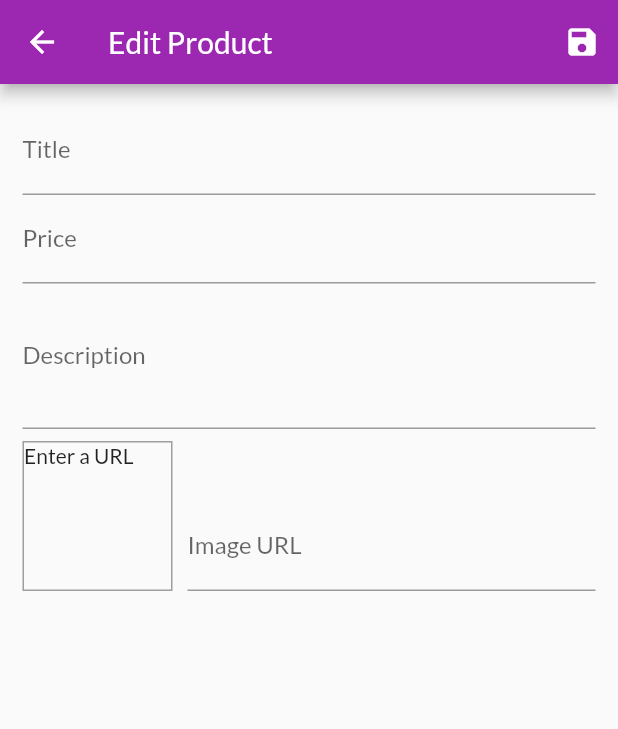
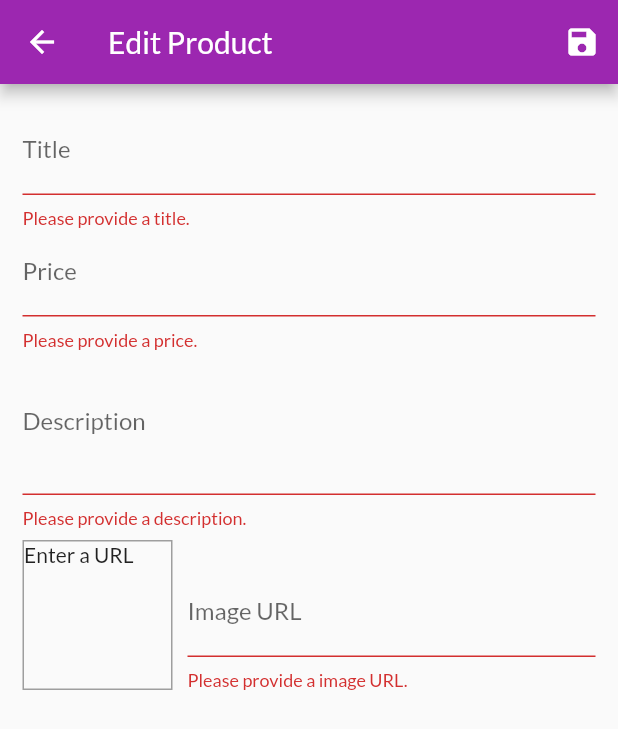
Before and after one commit to scrumptiousdev/flutterShopApp, a Flutter app: the EditProductPage screen opened by its route, after a tap on the "save" icon, on a phone screen of 412 x 824 dp. Shown: the top 729 px of the screen. Run offline on Flutter 3.47's test engine with Material 2 defaults, Android fonts, the phone set to English and light mode, and no system bars; network calls fail.

Commit message:
All input validation

```diff
--- a/lib/pages/edit_product_page.dart
+++ b/lib/pages/edit_product_page.dart
@@ -15,6 +15,7 @@ class _EditProductPageState extends State<EditProductPage> {
   final _imageUrlFocusNode = FocusNode();
   final _imageUrlController = TextEditingController();
   final _form = GlobalKey<FormState>();
+  var _formOnceSubmitted = false;
   var _editedProduct = Product(id: null, title: '', price: 0, description: '', imageUrl: '');
 
   @override
@@ -34,10 +35,19 @@ class _EditProductPageState extends State<EditProductPage> {
   }
 
   void _updateImageUrl() {
-    if (!_imageUrlFocusNode.hasFocus) setState(() {});
+    if (!_imageUrlFocusNode.hasFocus) {
+      if (!_imageUrlController.text.startsWith('http') || !_imageUrlController.text.startsWith('https')) return;
+      if (!_imageUrlController.text.endsWith('.png') && !_imageUrlController.text.endsWith('.jpg') && !_imageUrlController.text.endsWith('.jpeg')) return;
+      setState(() {});
+    }
   }
 
   void _saveForm() {
+    final isValid = _form.currentState.validate();
+    if (!isValid) {
+      setState(() => _formOnceSubmitted = true);
+      return;
+    }
     _form.currentState.save();
   }
 
@@ -57,12 +67,17 @@ class _EditProductPageState extends State<EditProductPage> {
         padding: const EdgeInsets.all(15),
         child: Form(
           key: _form,
+          autovalidate: _formOnceSubmitted,
           child: ListView(
             children: <Widget>[
               TextFormField(
                 decoration: InputDecoration(
                   labelText: 'Title'
                 ),
+                validator: (value) {
+                  if (value.isEmpty) return 'Please provide a title.';
+                  return null;
+                },
                 textInputAction: TextInputAction.next,
                 onFieldSubmitted: (_) => FocusScope.of(context).requestFocus(_priceFocusNode),
                 onSaved: (value) => _editedProduct = Product(
@@ -77,6 +92,12 @@ class _EditProductPageState extends State<EditProductPage> {
                 decoration: InputDecoration(
                   labelText: 'Price'
                 ),
+                validator: (value) {
+                  if (value.isEmpty) return 'Please provide a price.';
+                  if (double.tryParse(value) == null) return 'Please provide a valid price.';
+                  if (double.parse(value) < 0) return 'Please provide a valid price';
+                  return null;
+                },
                 textInputAction: TextInputAction.next,
                 keyboardType: TextInputType.number,
                 focusNode: _priceFocusNode,
@@ -93,6 +114,11 @@ class _EditProductPageState extends State<EditProductPage> {
                 decoration: InputDecoration(
                   labelText: 'Description'
                 ),
+                validator: (value) {
+                  if (value.isEmpty) return 'Please provide a description.';
+                  if (value.length < 10) return 'Please provide at least 10 characters long description.';
+                  return null;
+                },
                 maxLines: 3,
                 keyboardType: TextInputType.multiline,
                 focusNode: _descFocusNode,
@@ -130,6 +156,12 @@ class _EditProductPageState extends State<EditProductPage> {
                       decoration: InputDecoration(
                         labelText: 'Image URL'
                       ),
+                      validator: (value) {
+                        if (value.isEmpty) return 'Please provide a image URL.';
+                        if (!value.startsWith('http') || !value.startsWith('https')) return 'Please provide a valid URL.';
+                        if (!value.endsWith('.png') && !value.endsWith('.jpg') && !value.endsWith('.jpeg')) return 'Please provide a valid URL.';
+                        return null;
+                      },
                       keyboardType: TextInputType.url,
                       textInputAction: TextInputAction.done,
                       controller: _imageUrlController,
```
